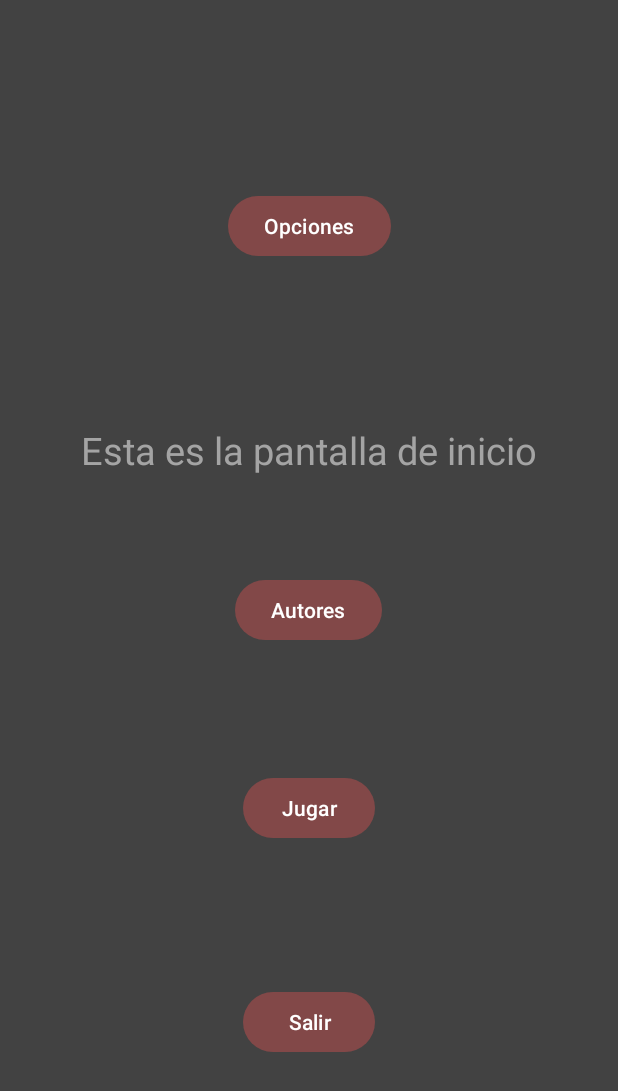
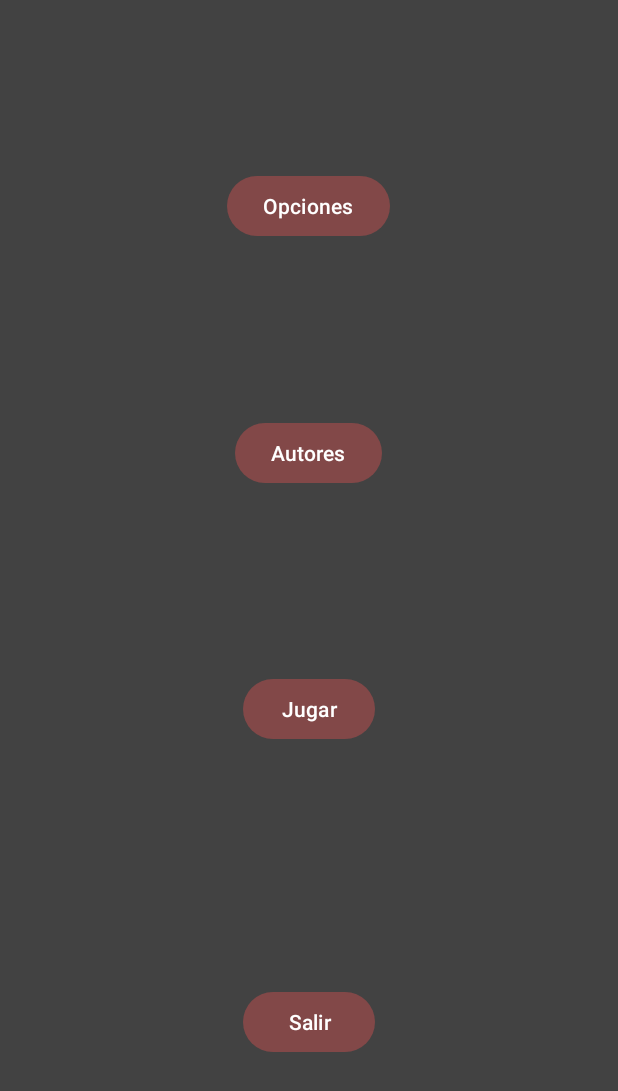
Before and after one commit to DiaboloRoucho/ContadorAndres, an Android app: the screen it shows after launch (PantallaInicio), on a phone screen of 412 x 824 dp. Shown: the top 1091 px of the screen. Run offline under Robolectric (Android 15) with nearby library versions, the phone set to English and light mode, and no system bars.

Commit message:
Para presentar mas bonito

```diff
--- a/app/src/main/res/layout/activity_pantalla_inicio.xml
+++ b/app/src/main/res/layout/activity_pantalla_inicio.xml
@@ -7,44 +7,32 @@
     tools:context=".PantallaInicio"
     android:background="@color/cardview_dark_background">
 
-    <TextView
-        android:id="@+id/textView"
-        android:layout_width="wrap_content"
-        android:layout_height="wrap_content"
-        android:text="Esta es la pantalla de inicio"
-        android:textSize="25dp"
-        android:textColor="#A4A4A4"
-        app:layout_constraintBottom_toBottomOf="parent"
-        app:layout_constraintEnd_toEndOf="parent"
-        app:layout_constraintStart_toStartOf="parent"
-        app:layout_constraintTop_toTopOf="parent"
-        app:layout_constraintVertical_bias="0.358" />
 
     <Button
         android:id="@+id/Autores"
         android:layout_width="wrap_content"
         android:layout_height="wrap_content"
+        android:onClick="irAutores"
         android:text="Autores"
-        android:onClick="irAutores"
         app:layout_constraintBottom_toBottomOf="parent"
         app:layout_constraintEnd_toEndOf="parent"
         app:layout_constraintHorizontal_bias="0.498"
         app:layout_constraintStart_toStartOf="parent"
-        app:layout_constraintTop_toBottomOf="@+id/textView"
-        app:layout_constraintVertical_bias="0.142" />
+
+        app:layout_constraintTop_toBottomOf="@+id/Opciones"
+        app:layout_constraintVertical_bias="0.19" />
 
     <Button
         android:id="@+id/Jugar"
         android:layout_width="wrap_content"
         android:layout_height="wrap_content"
+        android:onClick="irMainActivity"
         android:text="Jugar"
         app:layout_constraintBottom_toTopOf="@+id/Salir"
         app:layout_constraintEnd_toEndOf="parent"
-        app:layout_constraintHorizontal_bias="0.501"
         app:layout_constraintStart_toStartOf="parent"
         app:layout_constraintTop_toTopOf="parent"
-        app:layout_constraintVertical_bias="0.845"
-        android:onClick="irMainActivity"/>
+        app:layout_constraintVertical_bias="0.736" />
 
     <Button
         android:id="@+id/Salir"
@@ -63,11 +51,12 @@
         android:id="@+id/Opciones"
         android:layout_width="wrap_content"
         android:layout_height="wrap_content"
+        android:onClick="irOpciones"
         android:text="Opciones"
-        android:onClick="irOpciones"
-        app:layout_constraintBottom_toTopOf="@+id/textView"
+        app:layout_constraintBottom_toBottomOf="parent"
         app:layout_constraintEnd_toEndOf="parent"
+        app:layout_constraintHorizontal_bias="0.498"
         app:layout_constraintStart_toStartOf="parent"
         app:layout_constraintTop_toTopOf="parent"
-        app:layout_constraintVertical_bias="0.539" />
+        app:layout_constraintVertical_bias="0.146" />
 </androidx.constraintlayout.widget.ConstraintLayout>
```
